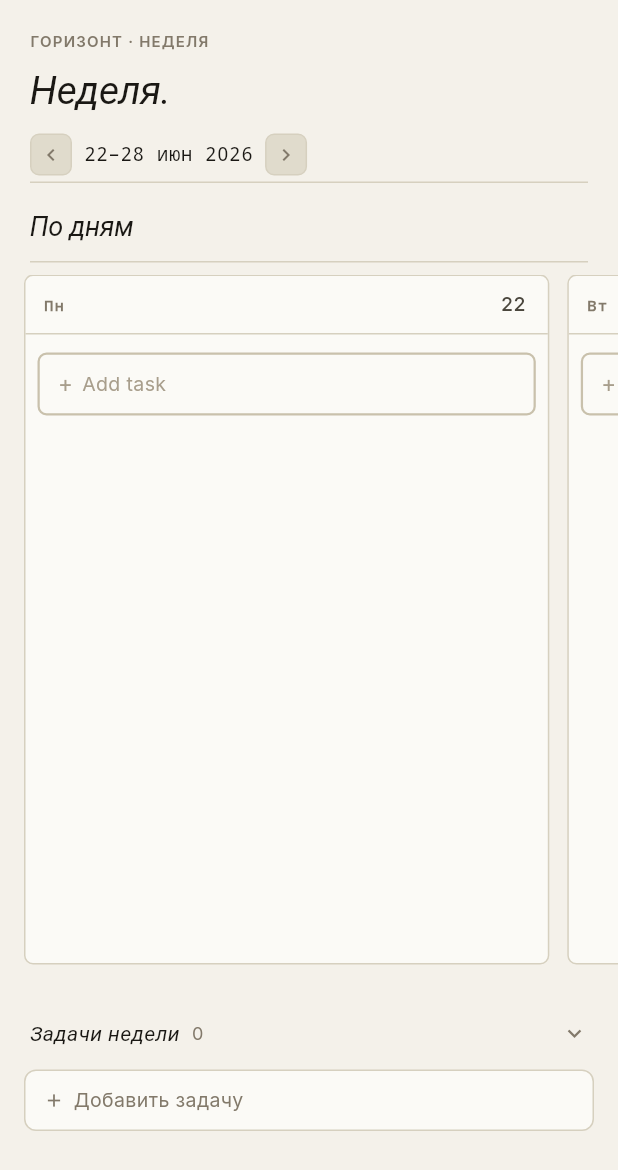
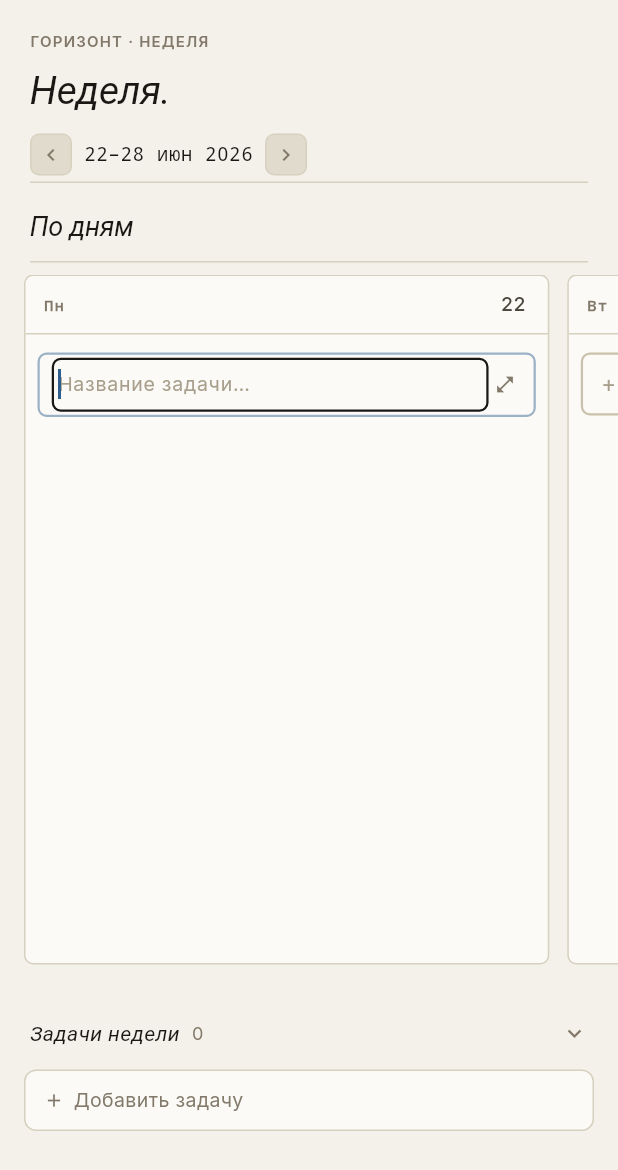
Before and after one commit to AnoirsGit/Locus-ToDo, a Flutter app: the _WeekKanban widget shown alone on an empty page, opened directly with empty values, after a tap on an icon or button, on a phone screen of 412 x 824 dp. Shown: the top 1170 px of the screen. Run offline on Flutter 3.47's test engine with Material 3 defaults, Android fonts, the phone set to English and light mode, and no system bars; our stand-ins replace dio, drift, flutter_local_notifications, flutter_riverpod, flutter_secure_storage, go_router and 2 more; accounts and stored records are empty; generated files the repository leaves out were written again; network calls fail; Roboto replaces fonts that are missing (Georgia).

Commit message:
feat(mobile): date-bound create + inline quick-add in kanban columns (Gap 4)
A kanban day column's "+ Add task" created a week task on Monday instead of a
day task on the tapped column's date.

- Page: _openCreateDay(dateStr) opens the sheet with level=day + the column
  date; _quickCreateDay(title, dateStr) creates {title, level:'day',
  periodStart}. Both route through the 'day' provider the kanban watches, so
  the card lands in the right column.
- _WeekKanban threads onOpenCreateDay/onQuickCreateDay per column; the
  week-goals section keeps the week-level create.
- _DayColumn is now stateful: "+ Add task" reveals an autofocus inline field
  (Enter = quick create; expand icon = full sheet, same date). Mirrors web
  DayColumn. Dropped onTapOutside (double-fired with the expand button).

flutter analyze clean (no new issues).

Co-Authored-By: Claude Opus 4.8 <noreply@anthropic.com>

```diff
--- a/apps/mobile/lib/pages/view_tab/view_tab_page.dart
+++ b/apps/mobile/lib/pages/view_tab/view_tab_page.dart
@@ -55,6 +55,30 @@ class _ViewTabPageState extends ConsumerState<ViewTabPage> {
     );
   }
 
+  // Kanban column create: a *day* task bound to the tapped column's date.
+  // Routed through the 'day' provider (which the kanban watches) so the new
+  // card appears in the right column without a manual refresh.
+  void _openCreateDay(String dateStr) {
+    showModalBottomSheet(
+      context: context,
+      isScrollControlled: true,
+      builder: (_) => TaskFormSheet(
+        defaultLevel: TaskLevel.day,
+        defaultPeriodStart: dateStr,
+        onSubmit: (data) =>
+            ref.read(groupedTasksProvider('day').notifier).createTask(data),
+      ),
+    );
+  }
+
+  void _quickCreateDay(String title, String dateStr) {
+    ref.read(groupedTasksProvider('day').notifier).createTask({
+      'title': title,
+      'level': 'day',
+      'periodStart': dateStr,
+    });
+  }
+
   void _openEdit(String view, TaskWithPeriod task) {
     showModalBottomSheet(
       context: context,
@@ -110,7 +134,7 @@ class _ViewTabPageState extends ConsumerState<ViewTabPage> {
             backgroundColor: context.colorSurface,
             child: switch (view) {
               'day'  => _TodayBody(data: data, onToggle: (t) => ref.read(provider.notifier).toggle(t), onEdit: (t) => _openEdit(view, t), onCreate: () => _openCreate(view)),
-              'week' => _WeekKanban(data: data, dayTasks: dayTasks, weekOffset: _weekOffset, onOffsetChanged: (o) => setState(() => _weekOffset = o), onToggle: (t) => ref.read(provider.notifier).toggle(t), onEdit: (t) => _openEdit(view, t), onCreate: () => _openCreate(view)),
+              'week' => _WeekKanban(data: data, dayTasks: dayTasks, weekOffset: _weekOffset, onOffsetChanged: (o) => setState(() => _weekOffset = o), onToggle: (t) => ref.read(provider.notifier).toggle(t), onEdit: (t) => _openEdit(view, t), onCreate: () => _openCreate(view), onOpenCreateDay: _openCreateDay, onQuickCreateDay: _quickCreateDay),
               _      => _GenericBody(view: view, data: data, onToggle: (t) => ref.read(provider.notifier).toggle(t), onEdit: (t) => _openEdit(view, t), onCreate: () => _openCreate(view)),
             },
           );
@@ -509,6 +533,9 @@ class _WeekKanban extends StatelessWidget {
   final void Function(TaskWithPeriod) onToggle;
   final void Function(TaskWithPeriod) onEdit;
   final VoidCallback onCreate;
+  // Day-bound column creates (full sheet / inline quick-add).
+  final void Function(String dateStr) onOpenCreateDay;
+  final void Function(String title, String dateStr) onQuickCreateDay;
 
   const _WeekKanban({
     required this.data,
@@ -518,6 +545,8 @@ class _WeekKanban extends StatelessWidget {
     required this.onToggle,
     required this.onEdit,
     required this.onCreate,
+    required this.onOpenCreateDay,
+    required this.onQuickCreateDay,
   });
 
   static const _dayShort = ['Пн', 'Вт', 'Ср', 'Чт', 'Пт', 'Сб', 'Вс'];
@@ -672,11 +701,13 @@ class _WeekKanban extends StatelessWidget {
                 width: colWidth,
                 dayName: _dayShort[i],
                 dayNumber: day.day,
+                dateStr: dateStr,
                 tasks: columnTasks,
                 isToday: isToday,
                 onToggle: onToggle,
                 onEdit: onEdit,
-                onCreate: onCreate,
+                onOpenCreate: onOpenCreateDay,
+                onQuickCreate: onQuickCreateDay,
               );
             },
           ),
@@ -741,30 +772,55 @@ class _NavArrow extends StatelessWidget {
 
 // ── Day column (kanban) ────────────────────────────────────────────────────────
 
-class _DayColumn extends StatelessWidget {
+class _DayColumn extends StatefulWidget {
   final double width;
   final String dayName;
   final int dayNumber;
+  final String dateStr;
   final List<TaskWithPeriod> tasks;
   final bool isToday;
   final void Function(TaskWithPeriod) onToggle;
   final void Function(TaskWithPeriod) onEdit;
-  final VoidCallback onCreate;
+  final void Function(String dateStr) onOpenCreate;
+  final void Function(String title, String dateStr) onQuickCreate;
 
   const _DayColumn({
     required this.width,
     required this.dayName,
     required this.dayNumber,
+    required this.dateStr,
     required this.tasks,
     required this.isToday,
     required this.onToggle,
     required this.onEdit,
-    required this.onCreate,
+    required this.onOpenCreate,
+    required this.onQuickCreate,
   });
+
+  @override
+  State<_DayColumn> createState() => _DayColumnState();
+}
+
+class _DayColumnState extends State<_DayColumn> {
+  bool _quickActive = false;
+  final _quickCtrl = TextEditingController();
+
+  @override
+  void dispose() {
+    _quickCtrl.dispose();
+    super.dispose();
+  }
+
+  void _submitQuick() {
+    final title = _quickCtrl.text.trim();
+    setState(() => _quickActive = false);
+    _quickCtrl.clear();
+    if (title.isNotEmpty) widget.onQuickCreate(title, widget.dateStr);
+  }
 
   // Today header bg: day-tint (light) / brand-soft (dark) — matches web
   Color _headerBg(BuildContext context) =>
-      isToday ? (context.isDark ? context.colorBrandSoft : context.colorDayTint) : Colors.transparent;
+      widget.isToday ? (context.isDark ? context.colorBrandSoft : context.colorDayTint) : Colors.transparent;
 
   // Today circle bg: day (light) / brand (dark) — matches web
   Color _circleBg(BuildContext context) =>
@@ -773,7 +829,7 @@ class _DayColumn extends StatelessWidget {
   @override
   Widget build(BuildContext context) {
     return Container(
-      width: width,
+      width: widget.width,
       margin: const EdgeInsets.only(right: 12),
       decoration: BoxDecoration(
         color: context.colorCard,
@@ -793,13 +849,13 @@ class _DayColumn extends StatelessWidget {
             child: Row(
               children: [
                 Text(
-                  dayName,
+                  widget.dayName,
                   style: TextStyle(
                     fontFamily: 'monospace',
                     fontSize: 10,
                     fontWeight: FontWeight.w600,
                     letterSpacing: 1.0,
-                    color: isToday ? _circleBg(context) : context.colorMuted,
+                    color: widget.isToday ? _circleBg(context) : context.colorMuted,
                   ),
                 ),
                 const Spacer(),
@@ -808,15 +864,15 @@ class _DayColumn extends StatelessWidget {
                   height: 22,
                   decoration: BoxDecoration(
                     shape: BoxShape.circle,
-                    color: isToday ? _circleBg(context) : Colors.transparent,
+                    color: widget.isToday ? _circleBg(context) : Colors.transparent,
                   ),
                   alignment: Alignment.center,
                   child: Text(
-                    '$dayNumber',
+                    '${widget.dayNumber}',
                     style: TextStyle(
                       fontSize: 13,
                       fontWeight: FontWeight.w500,
-                      color: isToday ? Colors.white : context.colorText2,
+                      color: widget.isToday ? Colors.white : context.colorText2,
                     ),
                   ),
                 ),
@@ -830,15 +886,18 @@ class _DayColumn extends StatelessWidget {
             child: ListView(
               padding: const EdgeInsets.fromLTRB(0, 8, 0, 0),
               children: [
-                ...tasks.map((task) => _MiniTaskCard(
+                ...widget.tasks.map((task) => _MiniTaskCard(
                       task: task,
-                      onToggle: () => onToggle(task),
-                      onEdit: () => onEdit(task),
+                      onToggle: () => widget.onToggle(task),
+                      onEdit: () => widget.onEdit(task),
                     )),
 
-                // ── "+ Add task" dashed button ─────────────────────────
+                // ── Inline quick-add / "+ Add task" ────────────────────
+                if (_quickActive)
+                  _buildQuickInput(context)
+                else
                   GestureDetector(
-                  onTap: onCreate,
+                    onTap: () => setState(() => _quickActive = true),
                     child: Container(
                       margin: const EdgeInsets.fromLTRB(8, 4, 8, 8),
                       padding: const EdgeInsets.symmetric(horizontal: 12, vertical: 10),
@@ -866,6 +925,49 @@ class _DayColumn extends StatelessWidget {
                     ),
                   ),
               ],
+            ),
+          ),
+        ],
+      ),
+    );
+  }
+
+  Widget _buildQuickInput(BuildContext context) {
+    return Container(
+      margin: const EdgeInsets.fromLTRB(8, 4, 8, 8),
+      padding: const EdgeInsets.symmetric(horizontal: 8, vertical: 2),
+      decoration: BoxDecoration(
+        borderRadius: BorderRadius.circular(6),
+        border: Border.all(color: context.colorBrand.withAlpha(120), width: 1.5),
+      ),
+      child: Row(
+        children: [
+          Expanded(
+            child: TextField(
+              controller: _quickCtrl,
+              autofocus: true,
+              style: TextStyle(fontSize: 13, color: context.colorText),
+              decoration: InputDecoration(
+                isDense: true,
+                contentPadding: const EdgeInsets.symmetric(vertical: 8),
+                border: InputBorder.none,
+                hintText: 'Название задачи…',
+                hintStyle: TextStyle(fontSize: 13, color: context.colorMuted2),
+              ),
+              textInputAction: TextInputAction.done,
+              onSubmitted: (_) => _submitQuick(),
+            ),
+          ),
+          // Expand to the full create sheet, bound to this column's date.
+          GestureDetector(
+            onTap: () {
+              setState(() => _quickActive = false);
+              _quickCtrl.clear();
+              widget.onOpenCreate(widget.dateStr);
+            },
+            child: Padding(
+              padding: const EdgeInsets.symmetric(horizontal: 4, vertical: 6),
+              child: Icon(Icons.open_in_full, size: 14, color: context.colorMuted),
             ),
           ),
         ],
```
Also changed, not shown: 2 other files. Lines whose indentation alone changed are shown as unchanged.
